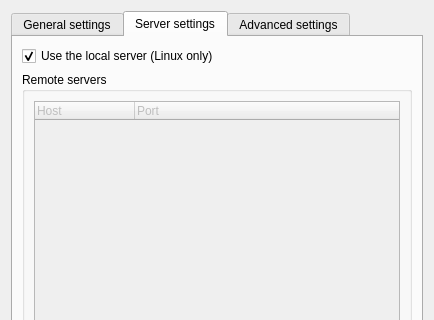
Before: the Qt Designer form gns3/modules/vpcs/ui/vpcs_preferences_page.ui in GNS3/gns3-gui, drawn with Qt 5; both pictures show x 0 to 434 and y 0 to 320 of the 434 by 545 pixel window.
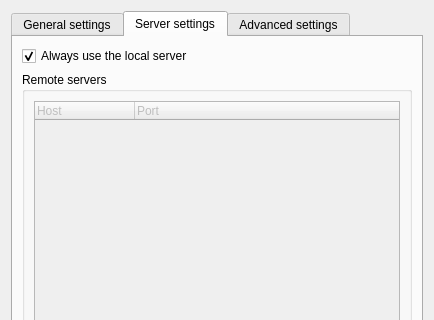
After: the same form once the commit is applied. The open tabs and pages were chosen to show the change.

Commit message: Remote servers and load-balancing (still things to improve).

What changed in the file:
```diff
--- a/gns3/modules/vpcs/ui/vpcs_preferences_page.ui
+++ b/gns3/modules/vpcs/ui/vpcs_preferences_page.ui
@@ -98,7 +98,7 @@
        <item>
         <widget class="QCheckBox" name="uiUseLocalServercheckBox">
          <property name="text">
-          <string>Use the local server (Linux only)</string>
+          <string>Always use the local server</string>
          </property>
          <property name="checked">
           <bool>true</bool>
```
Left out of the diff: 3 changed lines with no effect on the pictures. The commit also changes 36 other files.
